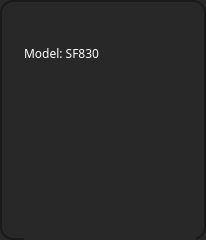
Old version of the form multibench/model/device/devicewidget.ui in the repository IlyaZh/Maiman-MCBS.
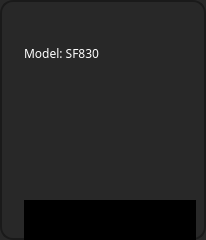
New version of the form.

Patch:
```diff
--- a/multibench/model/device/devicewidget.ui
+++ b/multibench/model/device/devicewidget.ui
@@ -145,9 +145,8 @@
      </property>
      <property name="styleSheet">
       <string notr="true">color: rgb(239,255,10);
-font: &quot;://resources/fonts/ShareTechMono-Regular.ttf&quot;;
-background: rgb(40,40,40);
-padding: 0 10px;
+background: transparen;
+padding: 0px;
 border: 0px solid #1A1A1A;
 </string>
      </property>
```
